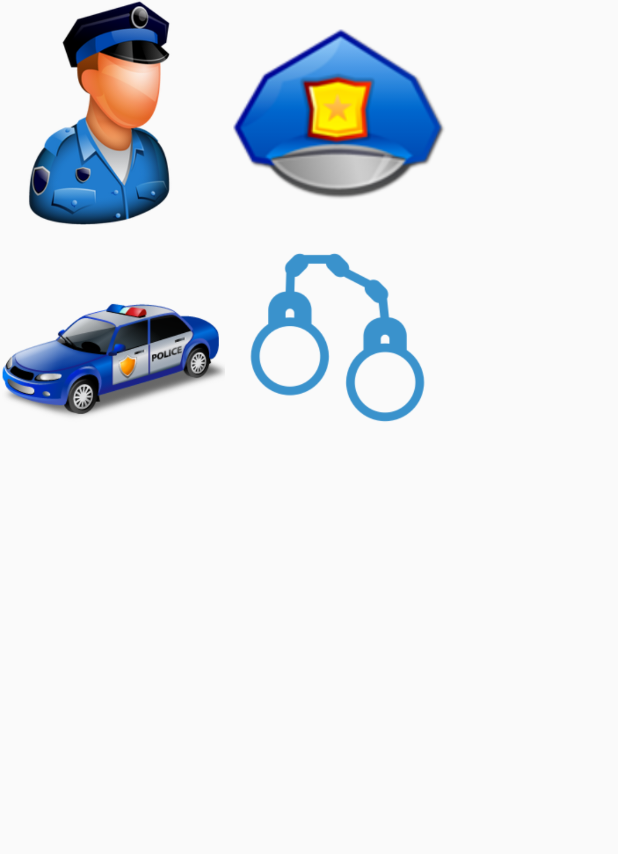
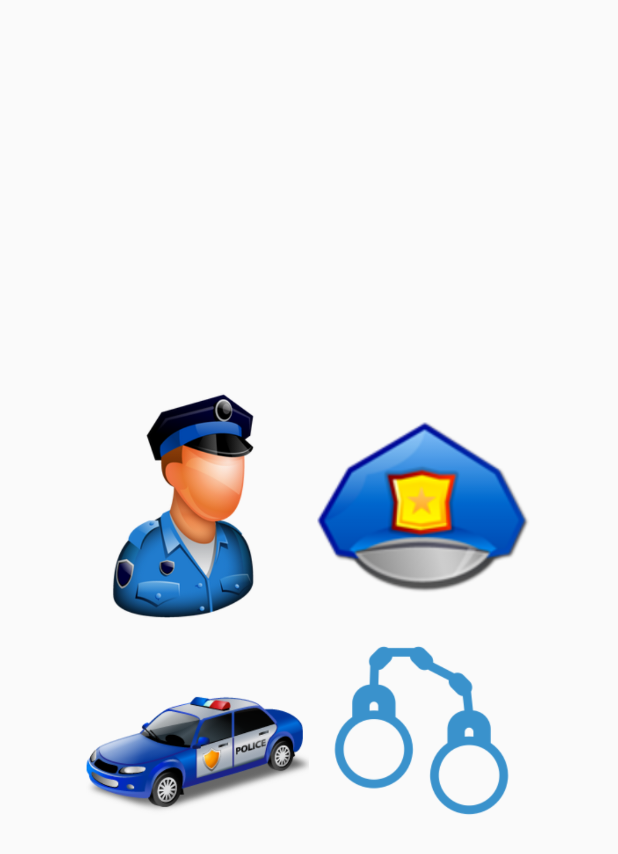
Before and after one commit to NamwanWg/EmerCall1, an Android app: the layout fragment_police.xml on its own in the app's theme, with its tools: preview values and no code run, on a phone screen of 412 x 824 dp. Shown: the top 854 px of the screen. Run offline under Robolectric (Android 15) with nearby library versions, the phone set to English and light mode, and no system bars.

Commit message:
Create Fragment Success

```diff
--- a/app/src/main/res/layout/fragment_police.xml
+++ b/app/src/main/res/layout/fragment_police.xml
@@ -5,6 +5,7 @@
 
     <!--Red Layout-->
     <LinearLayout
+        android:layout_centerInParent="true"
         android:orientation="vertical"
         android:layout_width="wrap_content"
         android:layout_height="wrap_content">
```
Also changed, not shown: app/src/main/java/namwan/snru/ac/th/emercall/fragment/MainFragment.java (added, +25 -0 lines).
